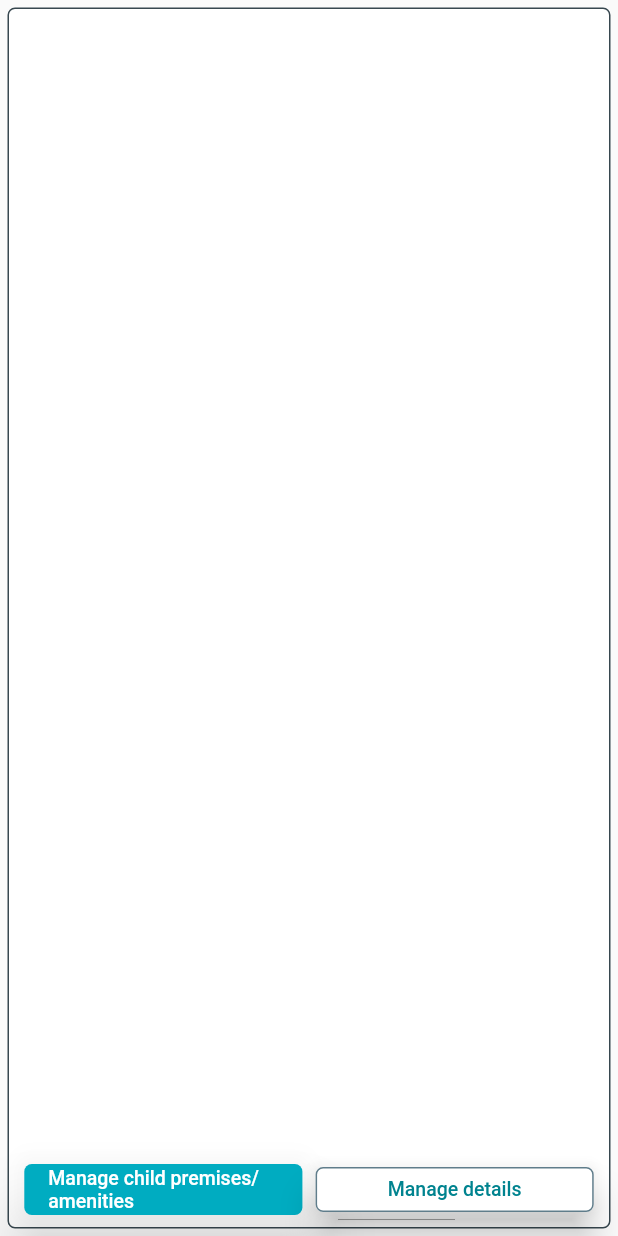
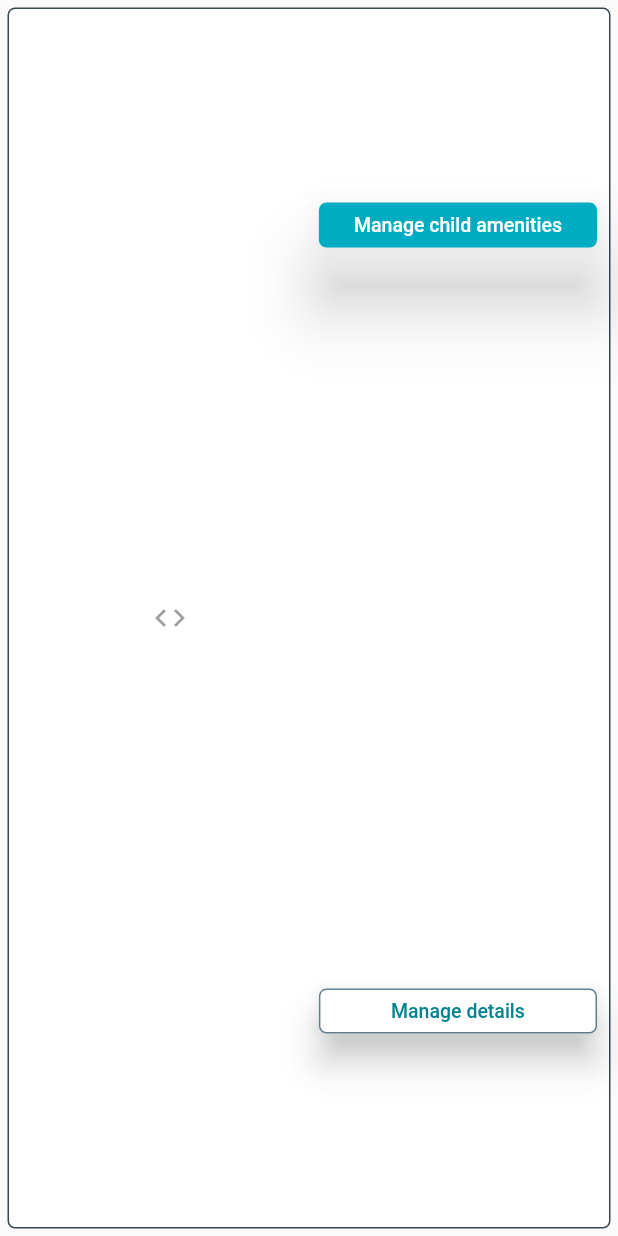
Before and after one commit to ideamango/NoQ, a Flutter app: the EntityRow widget shown alone on an empty page, opened directly with empty values, on a phone screen of 412 x 824 dp. Run offline on Flutter 3.47's test engine with Material 2 defaults, Android fonts, the phone set to English and light mode, and no system bars; our stand-ins replace carousel_slider, cloud_firestore, firebase_auth, flushbar, flutter_datetime_picker, geolocator and 5 more; missing offline and left inert: barcode_scan, dart:ffi, geoflutterfire, map_launcher; accounts and stored records are empty; generated files the repository leaves out were written again; Roboto replaces fonts that are missing (Monsterrat); statements that could not run were skipped.

Commit message:
Bug fixing

```diff
--- a/lib/pages/entity_item.dart
+++ b/lib/pages/entity_item.dart
@@ -94,7 +94,7 @@ class EntityRowState extends State<EntityRow> {
           borderRadius: BorderRadius.all(Radius.circular(5.0))),
       // padding: EdgeInsets.all(5.0),
 
-      child: Column(
+      child: Row(
         //  mainAxisSize: MainAxisSize.max,
         mainAxisAlignment: MainAxisAlignment.spaceBetween,
         children: <Widget>[
@@ -116,12 +116,16 @@ class EntityRowState extends State<EntityRow> {
             ],
           ),
           horizontalSpacer,
-          Row(
+          Container(
+            child: IconButton(icon: Icon(Icons.code), onPressed: null),
+          ),
+          horizontalSpacer,
+          Column(
             mainAxisAlignment: MainAxisAlignment.spaceAround,
             children: <Widget>[
               Container(
                 width: MediaQuery.of(context).size.width * .45,
-                height: 34,
+                height: 30,
                 child: RaisedButton(
                   elevation: 20,
                   color: btnColor,
@@ -130,7 +134,7 @@ class EntityRowState extends State<EntityRow> {
                       borderRadius: BorderRadius.all(Radius.circular(5.0))),
                   splashColor: highlightColor,
                   child: Text(
-                    'Manage child premises/amenities',
+                    'Manage child amenities',
                     style: TextStyle(color: Colors.white, fontSize: 13),
                   ),
                   onPressed: () {
```
